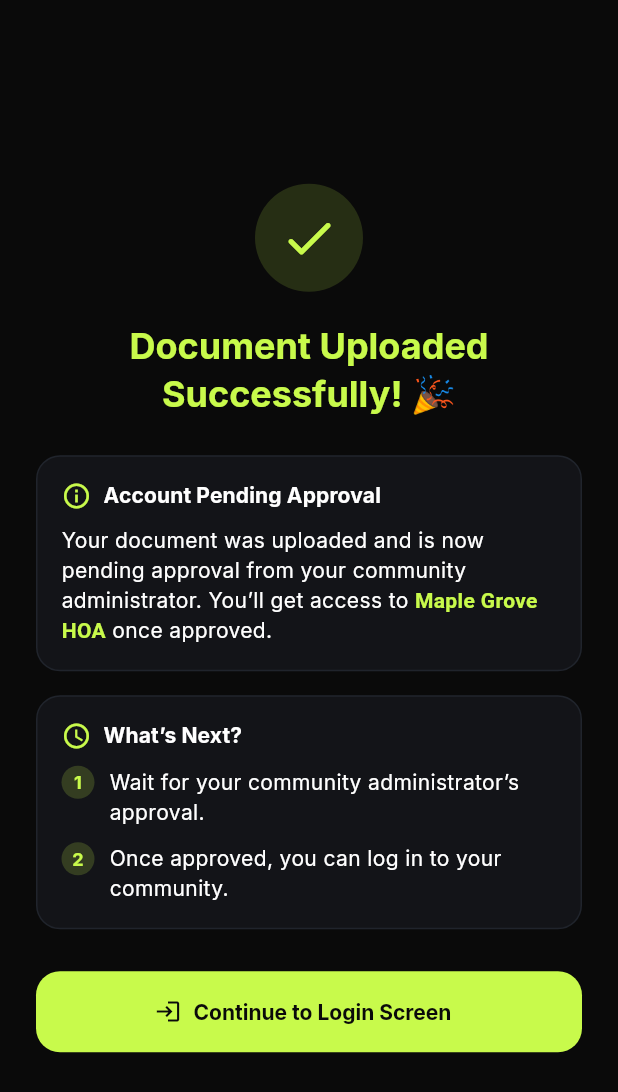
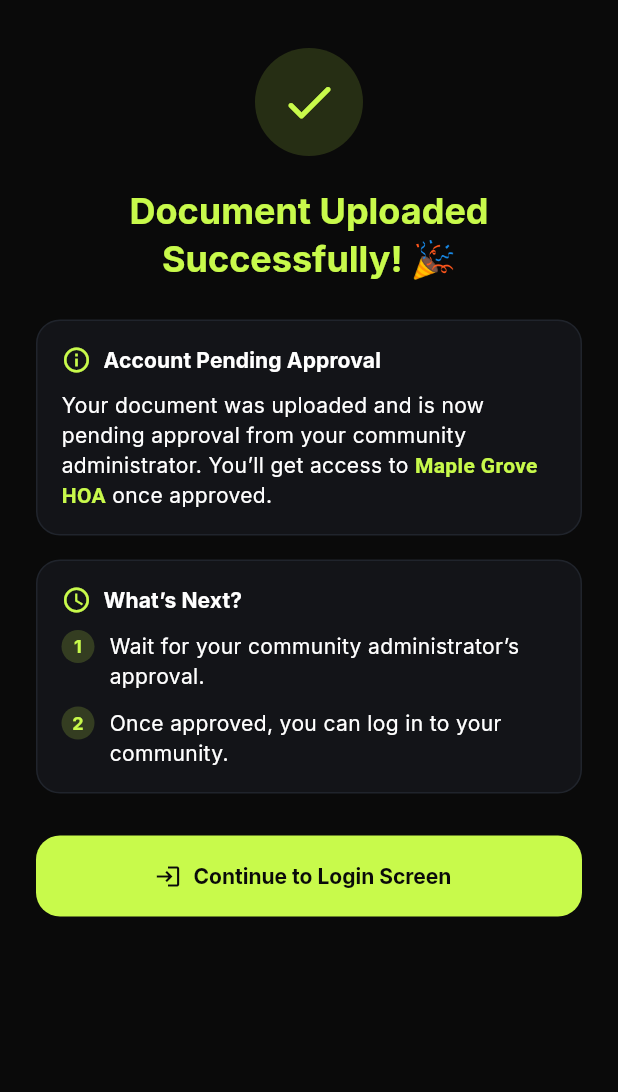
Before and after one commit to SabihSiddiqui1337/community-reserve, a Flutter app: the ResidencyStatusScreen screen opened by its route, on a phone screen of 412 x 824 dp. Shown: the top 1092 px of the screen. Run offline on Flutter 3.47's test engine with Material 3 defaults, Android fonts, the phone set to English and light mode, and no system bars; our stand-ins replace cloud_firestore, cloud_functions, firebase_auth, firebase_core, firebase_messaging, firebase_storage and 10 more; missing offline and left inert: dart:html, flutter_inappwebview; accounts and stored records are empty.

Commit message:
Top-align the residency pending screen (was vertically centered)
Co-Authored-By: Claude Opus 4.8 (1M context) <noreply@anthropic.com>

```diff
--- a/lib/features/residency/presentation/residency_status_screen.dart
+++ b/lib/features/residency/presentation/residency_status_screen.dart
@@ -24,9 +24,10 @@ class ResidencyStatusScreen extends ConsumerWidget {
     return Scaffold(
       body: BrandedBackground(
         child: SafeArea(
-          child: Center(
+          child: Align(
+            alignment: Alignment.topCenter,
             child: SingleChildScrollView(
-              padding: const EdgeInsets.all(24),
+              padding: const EdgeInsets.fromLTRB(24, 32, 24, 24),
               child: ConstrainedBox(
                 constraints: const BoxConstraints(maxWidth: 460),
                 child: Column(
```
